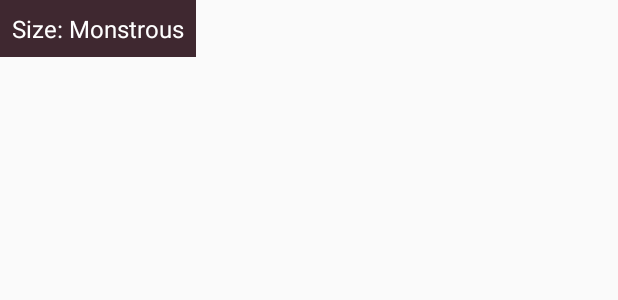
After one commit to jacewardell/NoMansSkyJournal, an Android app: the layout tv_tag.xml on its own in the app's theme, with its tools: preview values and no code run, on a phone screen of 412 x 824 dp. The commit adds this screen. Shown: the top 300 px of the screen. Run offline under Robolectric (Android 15) with nearby library versions, the phone set to English and light mode, and no system bars.

Commit message:
Finishes the bulk of the discovery detail view.

```diff
--- a/app/build.gradle
+++ b/app/build.gradle
@@ -6,7 +6,7 @@ android {
 
 	defaultConfig {
 		applicationId "com.sadostrich.nomansskyjournal"
-		minSdkVersion 21
+		minSdkVersion 18
 		targetSdkVersion 23
 		versionCode 1
 		versionName "1.0"
--- /dev/null
+++ b/app/src/main/res/layout/tv_tag.xml
@@ -0,0 +1,11 @@
+<?xml version="1.0" encoding="utf-8"?>
+<TextView
+	android:layout_width="wrap_content"
+	android:layout_height="wrap_content"
+	xmlns:android="http://schemas.android.com/apk/res/android"
+	xmlns:tools="http://schemas.android.com/tools"
+	android:background="@color/bg_tag"
+	android:padding="@dimen/d8"
+	android:textColor="@color/text_icons"
+	android:textSize="@dimen/ts16"
+	tools:text="Size: Monstrous"/>
--- a/app/src/main/res/values/colors.xml
+++ b/app/src/main/res/values/colors.xml
@@ -15,6 +15,7 @@
 	<color name="toolbar_grad_center">#1B1D53</color>
 	<color name="text_primary_light">#63A6B4</color>
 	<color name="text_gray">#DBDEE6</color>
+	<color name="bg_tag">#3F2830</color>
 
 	<!--<color name="primary">#D32F2F</color>-->
 	<!--<color name="primary_dark">#B71C1C</color>-->
--- a/app/src/main/res/values/dimens.xml
+++ b/app/src/main/res/values/dimens.xml
@@ -17,6 +17,7 @@
 	<dimen name="d32">32dp</dimen>
 	<dimen name="d48">48dp</dimen>
 	<dimen name="d64">64dp</dimen>
+	<dimen name="d96">96dp</dimen>
 	<dimen name="d128">128dp</dimen>
 	<dimen name="d192">192dp</dimen>
 	<dimen name="d256">256dp</dimen>
```
Also changed, not shown: app/src/main/java/com/sadostrich/nomansskyjournal/Views/DiscoveryDetailView.java (+71 -18 lines).
